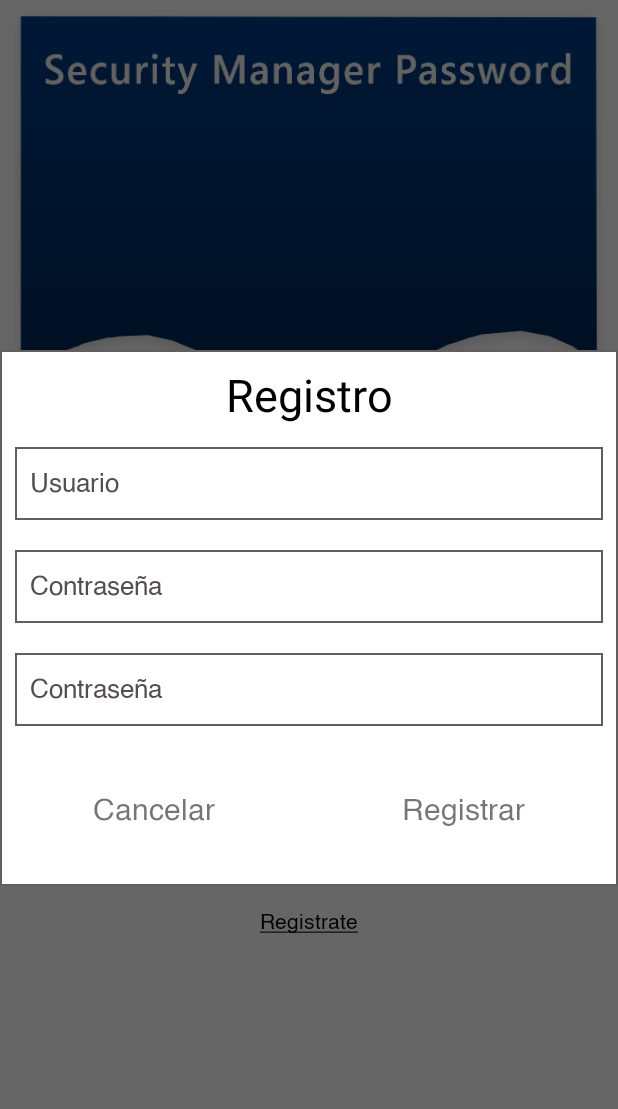
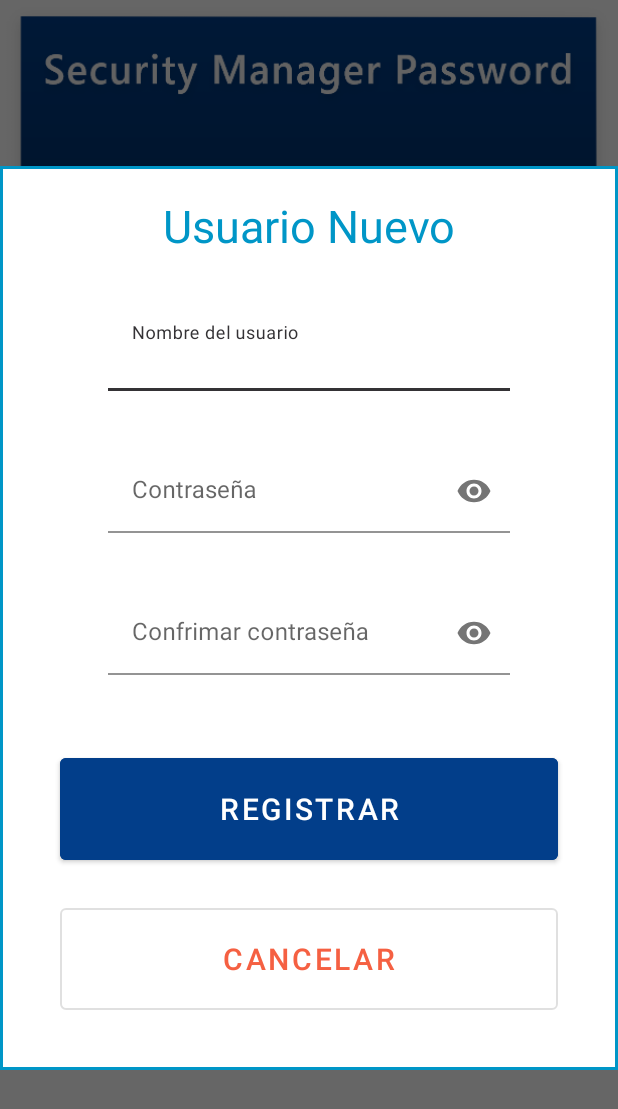
Before and after one commit to AbrahamLCodes/PasswordManager, an Android app: the screen it shows after launch (MainActivity), after a tap on "Registrate", on a phone screen of 412 x 824 dp. Shown: the top 1109 px of the screen. Run offline under Robolectric (Android 15) with nearby library versions, the phone set to English and light mode, and no system bars; 2 other taps on this screen came first.

Commit message:
Dialog UI/UX

```diff
--- a/app/src/main/java/portafolio/apps/passwordmanager/SignUpFragment.kt
+++ b/app/src/main/java/portafolio/apps/passwordmanager/SignUpFragment.kt
@@ -5,6 +5,7 @@ import android.os.Bundle
 import android.view.LayoutInflater
 import android.view.View
 import android.view.ViewGroup
+import android.widget.Button
 import android.widget.EditText
 import android.widget.TextView
 import android.widget.Toast
@@ -25,8 +26,8 @@ class SignUpFragment : AppCompatDialogFragment(), View.OnClickListener {
 
     override fun onViewCreated(view: View, savedInstanceState: Bundle?) {
         super.onViewCreated(view, savedInstanceState)
-        val accpet: TextView = view.findViewById(R.id.accept)
-        val cancel: TextView = view.findViewById(R.id.cancel)
+        val accpet: Button = view.findViewById(R.id.accept)
+        val cancel: Button = view.findViewById(R.id.cancel)
 
         nombre = view.findViewById(R.id.usuario)
         pass1 = view.findViewById(R.id.password1)
--- a/app/src/main/res/layout/activity_main.xml
+++ b/app/src/main/res/layout/activity_main.xml
@@ -105,7 +105,8 @@
             android:fontFamily="@font/helvetica"
             android:gravity="center"
             android:padding="10dp"
+            android:textSize="20dp"
             android:text="@string/registrate"
-            android:textColor="@color/black" />
+            android:textColor="#0096C7" />
     </LinearLayout>
 </LinearLayout>
--- a/app/src/main/res/layout/shape_dialog.xml
+++ b/app/src/main/res/layout/shape_dialog.xml
@@ -1,10 +1,11 @@
 <?xml version="1.0" encoding="utf-8"?>
 <shape xmlns:android="http://schemas.android.com/apk/res/android"
-    android:shape="rectangle">
+    android:shape="rectangle" android:layout_height="match_parent" android:layout_width="match_parent">
 
     <stroke
-        android:width="1dp"
-        android:color="#635E5E" />
+        android:width="2dp"
+        android:color="#0096C7"
+        />
 
     <solid android:color="#FFFFFF" />
 
--- a/app/src/main/res/layout/signup_fragmet.xml
+++ b/app/src/main/res/layout/signup_fragmet.xml
@@ -2,6 +2,7 @@
 <LinearLayout xmlns:android="http://schemas.android.com/apk/res/android"
     android:layout_width="match_parent"
     android:layout_height="match_parent"
+    xmlns:app="http://schemas.android.com/apk/res-auto"
     android:background="@layout/shape_dialog"
     android:orientation="vertical">
 
@@ -15,77 +16,107 @@
         android:layout_width="match_parent"
         android:layout_height="50dp"
         android:gravity="center"
-        android:text="Registro"
-        android:textColor="#000000"
+        android:text="Usuario Nuevo"
+        android:textColor="#0096C7"
+        android:layout_margin="10dp"
         android:textSize="30sp" />
 
-    <EditText
+
+    <com.google.android.material.textfield.TextInputLayout
+        android:layout_width="300dp"
+        android:layout_height="wrap_content"
+        android:layout_margin="15dp"
+        android:layout_gravity="center"
+        android:hint="Nombre del usuario"
+
+        style="@style/Widget.MaterialComponents.Button.OutlinedButton"
+        >
+
+        <com.google.android.material.textfield.TextInputEditText
             android:id="@+id/usuario"
             android:layout_width="match_parent"
             android:layout_height="wrap_content"
-        android:layout_margin="10dp"
-        android:background="@layout/shape_input"
-        android:fontFamily="@font/helvetica"
-        android:hint="Usuario"
-        android:inputType="textCapSentences"
-        android:padding="10dp"
-        android:textColor="#000"
-        android:textColorHint="#554E4E"
-        android:textSize="17sp" />
+            android:background="#FFFFFF"
+            android:inputType="text"
 
-    <EditText
+            />
+
+    </com.google.android.material.textfield.TextInputLayout>
+
+    <com.google.android.material.textfield.TextInputLayout
+        android:layout_width="300dp"
+        android:layout_height="wrap_content"
+        android:layout_margin="15dp"
+        android:layout_gravity="center"
+        android:hint="Contraseña"
+        app:endIconMode="password_toggle"
+        style="@style/Widget.MaterialComponents.Button.OutlinedButton">
+
+        <com.google.android.material.textfield.TextInputEditText
             android:id="@+id/password1"
             android:layout_width="match_parent"
             android:layout_height="wrap_content"
-        android:layout_margin="10dp"
-        android:background="@layout/shape_input"
-        android:fontFamily="@font/helvetica"
-        android:hint="Contraseña"
+            android:background="#FFFFFF"
             android:inputType="textPassword"
-        android:padding="10dp"
-        android:textColor="#000"
-        android:textColorHint="#554E4E"
-        android:textSize="17sp" />
+            />
 
-    <EditText
+    </com.google.android.material.textfield.TextInputLayout>
+    <com.google.android.material.textfield.TextInputLayout
+        android:layout_width="300dp"
+        android:layout_height="wrap_content"
+        android:layout_margin="15dp"
+        android:layout_gravity="center"
+        android:hint="Confrimar contraseña"
+        app:endIconMode="password_toggle"
+
+        style="@style/Widget.MaterialComponents.Button.OutlinedButton">
+
+        <com.google.android.material.textfield.TextInputEditText
             android:id="@+id/password2"
             android:layout_width="match_parent"
             android:layout_height="wrap_content"
-        android:layout_margin="10dp"
-        android:background="@layout/shape_input"
-        android:fontFamily="@font/helvetica"
-        android:hint="Contraseña"
+            android:background="#FFFFFF"
             android:inputType="textPassword"
-        android:padding="10dp"
-        android:textColor="#000"
-        android:textColorHint="#554E4E"
-        android:textSize="17sp" />
+            />
+
+    </com.google.android.material.textfield.TextInputLayout>
+
 
     <LinearLayout
         android:layout_width="match_parent"
         android:layout_height="wrap_content"
-        android:orientation="horizontal">
+        android:orientation="vertical"
+        android:layout_margin="10dp">
+        <com.google.android.material.button.MaterialButton
+            android:id="@+id/accept"
+            android:layout_weight="1"
+            android:layout_width="match_parent"
+            android:layout_height="80dp"
+            android:text="Registrar"
+            android:layout_marginTop="20dp"
+            android:gravity="center"
+            android:layout_marginHorizontal="30dp"
+            android:textSize="20sp"
+            android:textColor="@color/white"
+            app:rippleColor="#0096C7"
+            android:backgroundTint="#023E8A"
+            android:layout_marginBottom="20dp"
 
-        <TextView
+            />
+        <com.google.android.material.button.MaterialButton
             android:id="@+id/cancel"
-            android:layout_width="0dp"
-            android:layout_height="match_parent"
-            android:layout_margin="30dp"
             android:layout_weight="1"
-            android:fontFamily="@font/helvetica"
+            android:layout_width="match_parent"
+            android:layout_height="80dp"
+            style="?attr/materialButtonOutlinedStyle"
+            android:text="Cancelar"
             android:gravity="center"
-            android:text="Cancelar"
-            android:textSize="20sp" />
+            android:layout_marginHorizontal="30dp"
+            android:layout_marginBottom="20dp"
+            android:textSize="20sp"
+            android:textColor="#f56042"
+            app:rippleColor="#f56042"
+            />
 
-        <TextView
-            android:id="@+id/accept"
-            android:layout_width="0dp"
-            android:layout_height="match_parent"
-            android:layout_margin="30dp"
-            android:layout_weight="1"
-            android:fontFamily="@font/helvetica"
-            android:gravity="center"
-            android:text="Registrar"
-            android:textSize="20sp" />
     </LinearLayout>
 </LinearLayout>
--- a/app/src/main/res/values/strings.xml
+++ b/app/src/main/res/values/strings.xml
@@ -1,5 +1,6 @@
 <resources>
     <string name="app_name">PasswordManager</string>
 
+    <string name="usuario">Usuario</string>
     <string name="registrate"><u>Registrate</u></string>
 </resources>
```
Lines whose indentation alone changed are shown as unchanged.
